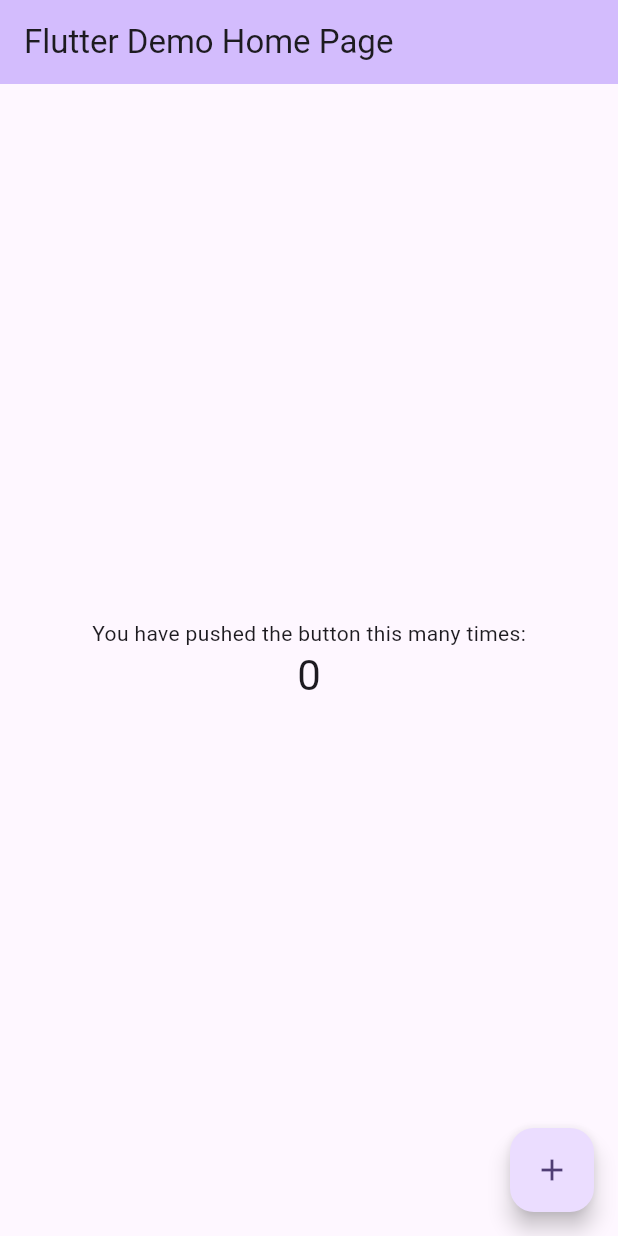
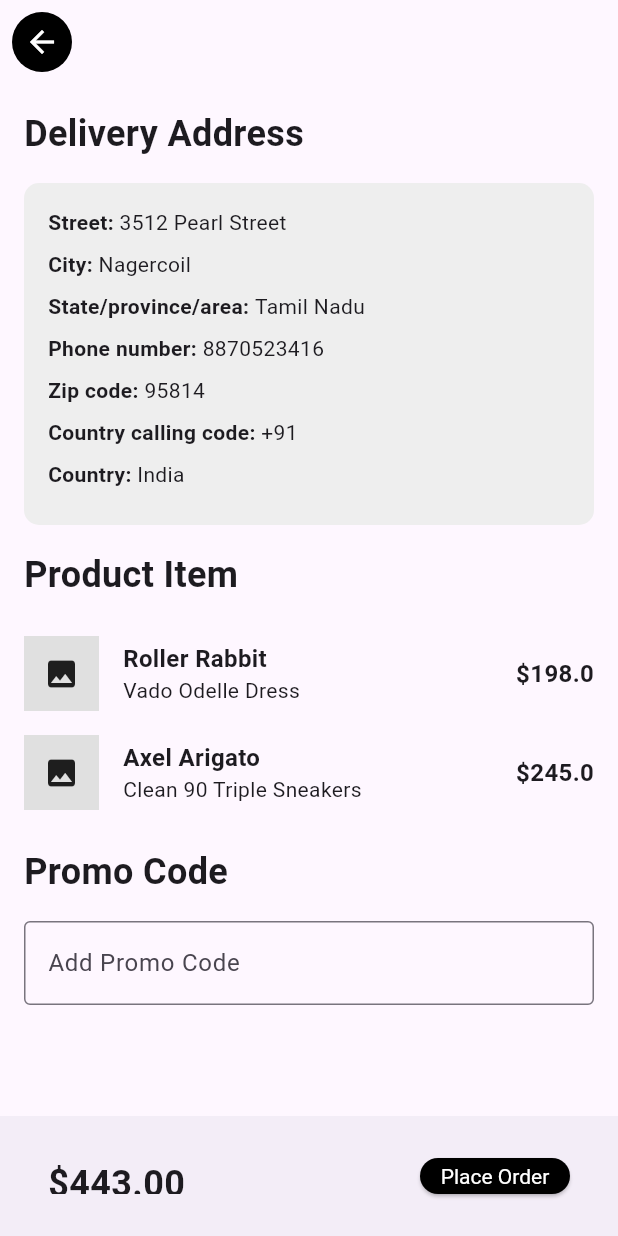
Before and after one commit to KILLERGTG01/Vicuna_pages, a Flutter app: the screen it shows after launch, on a phone screen of 412 x 824 dp. Run offline on Flutter 3.47's test engine with Material 3 defaults, Android fonts, the phone set to English and light mode, and no system bars.

Commit message:
Order Page Completed

```diff
--- a/lib/main.dart
+++ b/lib/main.dart
@@ -1,125 +1,17 @@
 import 'package:flutter/material.dart';
-
+import 'pages/order_page.dart';
 void main() {
   runApp(const MyApp());
 }
 
-class MyApp extends StatelessWidget {
+class MyApp extends StatelessWidget{
   const MyApp({super.key});
-
-  // This widget is the root of your application.
   @override
   Widget build(BuildContext context) {
-    return MaterialApp(
-      title: 'Flutter Demo',
-      theme: ThemeData(
-        // This is the theme of your application.
-        //
-        // TRY THIS: Try running your application with "flutter run". You'll see
-        // the application has a purple toolbar. Then, without quitting the app,
-        // try changing the seedColor in the colorScheme below to Colors.green
-        // and then invoke "hot reload" (save your changes or press the "hot
-        // reload" button in a Flutter-supported IDE, or press "r" if you used
-        // the command line to start the app).
-        //
-        // Notice that the counter didn't reset back to zero; the application
-        // state is not lost during the reload. To reset the state, use hot
-        // restart instead.
-        //
-        // This works for code too, not just values: Most code changes can be
-        // tested with just a hot reload.
-        colorScheme: ColorScheme.fromSeed(seedColor: Colors.deepPurple),
-        useMaterial3: true,
+    return const MaterialApp(
+      home: Scaffold(
+        body: OrderPage(),
       ),
-      home: const MyHomePage(title: 'Flutter Demo Home Page'),
     );
   }
 }
-
-class MyHomePage extends StatefulWidget {
-  const MyHomePage({super.key, required this.title});
-
-  // This widget is the home page of your application. It is stateful, meaning
-  // that it has a State object (defined below) that contains fields that affect
-  // how it looks.
-
-  // This class is the configuration for the state. It holds the values (in this
-  // case the title) provided by the parent (in this case the App widget) and
-  // used by the build method of the State. Fields in a Widget subclass are
-  // always marked "final".
-
-  final String title;
-
-  @override
-  State<MyHomePage> createState() => _MyHomePageState();
-}
-
-class _MyHomePageState extends State<MyHomePage> {
-  int _counter = 0;
-
-  void _incrementCounter() {
-    setState(() {
-      // This call to setState tells the Flutter framework that something has
-      // changed in this State, which causes it to rerun the build method below
-      // so that the display can reflect the updated values. If we changed
-      // _counter without calling setState(), then the build method would not be
-      // called again, and so nothing would appear to happen.
-      _counter++;
-    });
-  }
-
-  @override
-  Widget build(BuildContext context) {
-    // This method is rerun every time setState is called, for instance as done
-    // by the _incrementCounter method above.
-    //
-    // The Flutter framework has been optimized to make rerunning build methods
-    // fast, so that you can just rebuild anything that needs updating rather
-    // than having to individually change instances of widgets.
-    return Scaffold(
-      appBar: AppBar(
-        // TRY THIS: Try changing the color here to a specific color (to
-        // Colors.amber, perhaps?) and trigger a hot reload to see the AppBar
-        // change color while the other colors stay the same.
-        backgroundColor: Theme.of(context).colorScheme.inversePrimary,
-        // Here we take the value from the MyHomePage object that was created by
-        // the App.build method, and use it to set our appbar title.
-        title: Text(widget.title),
-      ),
-      body: Center(
-        // Center is a layout widget. It takes a single child and positions it
-        // in the middle of the parent.
-        child: Column(
-          // Column is also a layout widget. It takes a list of children and
-          // arranges them vertically. By default, it sizes itself to fit its
-          // children horizontally, and tries to be as tall as its parent.
-          //
-          // Column has various properties to control how it sizes itself and
-          // how it positions its children. Here we use mainAxisAlignment to
-          // center the children vertically; the main axis here is the vertical
-          // axis because Columns are vertical (the cross axis would be
-          // horizontal).
-          //
-          // TRY THIS: Invoke "debug painting" (choose the "Toggle Debug Paint"
-          // action in the IDE, or press "p" in the console), to see the
-          // wireframe for each widget.
-          mainAxisAlignment: MainAxisAlignment.center,
-          children: <Widget>[
-            const Text(
-              'You have pushed the button this many times:',
-            ),
-            Text(
-              '$_counter',
-              style: Theme.of(context).textTheme.headlineMedium,
-            ),
-          ],
-        ),
-      ),
-      floatingActionButton: FloatingActionButton(
-        onPressed: _incrementCounter,
-        tooltip: 'Increment',
-        child: const Icon(Icons.add),
-      ), // This trailing comma makes auto-formatting nicer for build methods.
-    );
-  }
-}
--- /dev/null
+++ b/lib/pages/order_page.dart
@@ -0,0 +1,153 @@
+import 'package:flutter/material.dart';
+
+class OrderPage extends StatelessWidget {
+  const OrderPage({super.key});
+
+  @override
+  Widget build(BuildContext context) {
+    return Scaffold(
+      appBar: AppBar(
+        leading: Container(
+          margin: const EdgeInsets.all(8.0),
+          decoration: const BoxDecoration(
+            color: Colors.black,
+            shape: BoxShape.circle,
+          ),
+          child: IconButton(
+            icon: const Icon(Icons.arrow_back),
+            color: Colors.white,
+            onPressed: () {},
+          ),
+        ),
+      ),
+      body: Padding(
+        padding: const EdgeInsets.all(16.0),
+        child: Column(
+          crossAxisAlignment: CrossAxisAlignment.start,
+          children: [
+            const Text(
+              'Delivery Address',
+              style: TextStyle(fontSize: 24, fontWeight: FontWeight.bold),
+            ),
+            const SizedBox(height: 16),
+             Container(
+              padding: const EdgeInsets.all(16.0),
+              decoration: BoxDecoration(
+                color: Colors.grey[200],
+                borderRadius: BorderRadius.circular(10.0),
+              ),
+              child: Column(
+                crossAxisAlignment: CrossAxisAlignment.start,
+                children: [
+                  buildAddressDetail('Street:', '3512 Pearl Street'),
+                  buildAddressDetail('City:', 'Nagercoil'),
+                  buildAddressDetail('State/province/area:', 'Tamil Nadu'),
+                  buildAddressDetail('Phone number:', '8870523416'),
+                  buildAddressDetail('Zip code:', '95814'),
+                  buildAddressDetail('Country calling code:', '+91'),
+                  buildAddressDetail('Country:', 'India'),
+                ],
+              ),
+            ),
+            const SizedBox(height: 16),
+            const Text(
+              'Product Item',
+              style: TextStyle(fontSize: 24, fontWeight: FontWeight.bold),
+            ),
+            const SizedBox(height: 16),
+            buildProductItem('Roller Rabbit', 'Vado Odelle Dress', 198.00),
+            buildProductItem('Axel Arigato', 'Clean 90 Triple Sneakers', 245.00),
+            const SizedBox(height: 16),
+            const Text(
+              'Promo Code',
+              style: TextStyle(fontSize: 24, fontWeight: FontWeight.bold),
+            ),
+            const SizedBox(height: 16),
+            TextFormField(
+              decoration: const InputDecoration(
+                labelText: 'Add Promo Code',
+                border: OutlineInputBorder(),
+              ),
+            ),
+          ],
+        ),
+      ),
+      bottomNavigationBar: BottomAppBar(
+        child: Padding(
+          padding: const EdgeInsets.symmetric(vertical: 16.0, horizontal: 16.0),
+          child: Row(
+            mainAxisAlignment: MainAxisAlignment.spaceBetween,
+            children: [
+              const Text(
+                '\$443.00',
+                style: TextStyle(fontSize: 24, fontWeight: FontWeight.bold),
+              ),
+              ElevatedButton(
+                onPressed: () {},
+                style: ElevatedButton.styleFrom(
+                  backgroundColor: Colors.black,
+                  textStyle: const TextStyle(color: Colors.white),
+                  padding: const EdgeInsets.symmetric(horizontal: 8.0),
+                  minimumSize: const Size(100, 36),
+                ),
+                child: const Text(
+                  'Place Order',
+                  style: TextStyle(color: Colors.white),
+                ),
+              ),
+            ],
+          ),
+        ),
+      ),
+    );
+  }
+
+  Widget buildAddressDetail(String title, String detail) {
+    return Padding(
+      padding: const EdgeInsets.only(bottom: 8.0),
+      child: Row(
+        crossAxisAlignment: CrossAxisAlignment.start,
+        children: [
+          Text(
+            '$title ',
+            style: const TextStyle(fontWeight: FontWeight.bold),
+          ),
+          Expanded(child: Text(detail)),
+        ],
+      ),
+    );
+  }
+
+  Widget buildProductItem(String name, String description, double price) {
+    return Padding(
+      padding: const EdgeInsets.symmetric(vertical: 8.0),
+      child: Row(
+        children: [
+          Container(
+            width: 50,
+            height: 50,
+            color: Colors.grey[300], // Placeholder for the image
+            child: const Icon(Icons.image),
+          ),
+          const SizedBox(width: 16),
+          Expanded(
+            child: Column(
+              crossAxisAlignment: CrossAxisAlignment.start,
+              children: [
+                Text(
+                  name,
+                  style: const TextStyle(fontSize: 16, fontWeight: FontWeight.bold),
+                ),
+                Text(description),
+              ],
+            ),
+          ),
+          Text(
+            '\$$price',
+            style: const TextStyle(fontSize: 16, fontWeight: FontWeight.bold),
+          ),
+        ],
+      ),
+    );
+  }
+}
```
